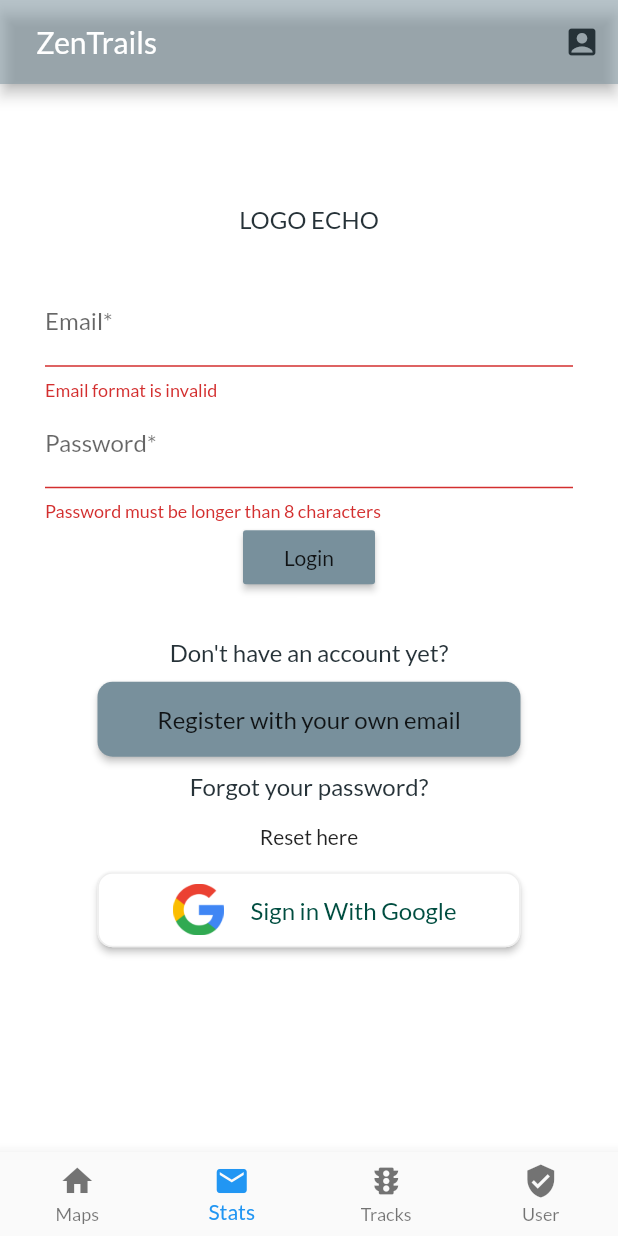
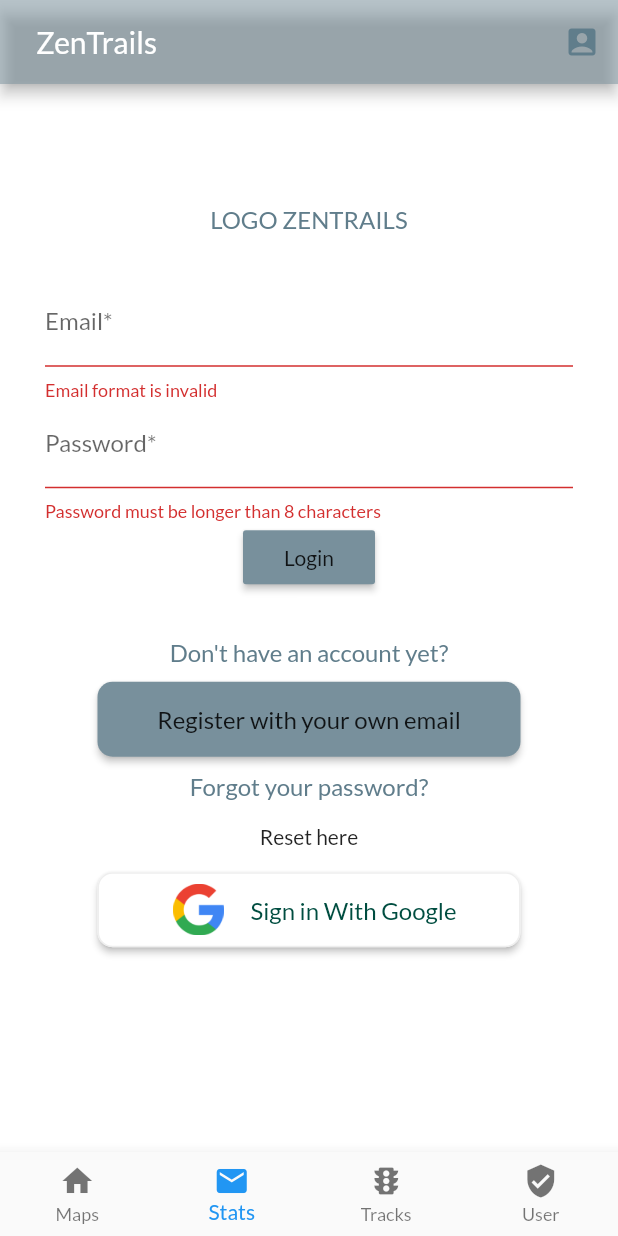
Before and after one commit to nisol91/zentrails, a Flutter app: the screen it shows after launch, item 2 of the bottom bar chosen, after a tap on "Login", on a phone screen of 412 x 824 dp. Run offline on Flutter 3.47's test engine with Material 2 defaults, Android fonts, the phone set to English and light mode, and no system bars; our stand-ins replace cloud_firestore, firebase_auth, flushbar, flutter_map, get_it, google_sign_in and 2 more; missing offline and left inert: pk_skeleton; accounts and stored records are empty.

Commit message:
fix loading login, add buttons to mapview

```diff
--- a/lib/main.dart
+++ b/lib/main.dart
@@ -28,7 +28,7 @@ class MyApp extends StatelessWidget {
   ThemeData get _themeData => new ThemeData(
         primaryColor: Colors.blueGrey[400],
         secondaryHeaderColor: Colors.blueGrey[200],
-        accentColor: Colors.blueGrey[900],
+        accentColor: Colors.blueGrey[500],
         dividerColor: Colors.blueGrey[600],
 
         scaffoldBackgroundColor: Colors.white,
@@ -41,23 +41,23 @@ class MyApp extends StatelessWidget {
         textTheme: TextTheme(
             headline: TextStyle(
               fontSize: 72.0,
-              color: Colors.blueGrey[900],
+              color: Colors.blueGrey[500],
             ),
             title: TextStyle(
               fontSize: 36.0,
-              color: Colors.blueGrey[900],
+              color: Colors.blueGrey[500],
             ),
             body1: TextStyle(
               fontWeight: FontWeight.w500,
               fontSize: 16,
               fontStyle: FontStyle.normal,
-              color: Colors.blueGrey[900],
+              color: Colors.blueGrey[500],
             ),
             body2: TextStyle(
               fontWeight: FontWeight.w900,
               fontSize: 22,
               fontStyle: FontStyle.normal,
-              color: Colors.blueGrey[900],
+              color: Colors.blueGrey[500],
             )),
       );
   @override
--- a/lib/views/auth_screen.dart
+++ b/lib/views/auth_screen.dart
@@ -82,7 +82,7 @@ class AuthScreenState extends State<AuthScreen> {
                       crossAxisAlignment: CrossAxisAlignment.center,
                       children: <Widget>[
                         Container(
-                          child: Text('LOGO ECHO'),
+                          child: Text('LOGO ZENTRAILS'),
                         ),
                         Padding(
                           padding: const EdgeInsets.all(30.0),
@@ -387,50 +387,13 @@ class AuthScreenState extends State<AuthScreen> {
                   );
                 } else {
                   return Container(
-                      width: width,
-                      child: new Column(
-                          mainAxisAlignment: MainAxisAlignment.center,
-                          crossAxisAlignment: CrossAxisAlignment.center,
-                          children: <Widget>[
-                            new RaisedButton(
-                              onPressed: () => {
-                                print(container.firebaseUser),
-                                print(container.googleUser),
-                                container.signOut().whenComplete(() {
-                                  Navigator.pop(context);
-                                  Flushbar(
-                                    title: "Hey Ninja",
-                                    message: "Logged Out!!",
-                                    duration: Duration(seconds: 3),
-                                    backgroundColor:
-                                        Theme.of(context).accentColor,
-                                  )..show(context);
-                                }),
-                              },
-                              color: Colors.white,
-                              shape: RoundedRectangleBorder(
-                                  borderRadius: new BorderRadius.circular(10.0),
-                                  side: BorderSide(color: Colors.grey)),
-                              child: new Container(
-                                width: 250.0,
-                                height: 50.0,
-                                alignment: Alignment.center,
-                                child: new Row(
-                                  mainAxisAlignment: MainAxisAlignment.center,
-                                  children: [
-                                    new Text(
-                                      'Sign Out',
-                                      textAlign: TextAlign.center,
-                                      style: new TextStyle(
-                                        fontSize: 16.0,
-                                        color: Colors.teal[900],
-                                      ),
-                                    ),
-                                  ],
-                                ),
-                              ),
-                            )
-                          ]));
+                    width: MediaQuery.of(context).size.width * 1,
+                    child: Column(
+                      mainAxisAlignment: MainAxisAlignment.center,
+                      crossAxisAlignment: CrossAxisAlignment.center,
+                      children: <Widget>[CircularProgressIndicator()],
+                    ),
+                  );
                 }
               } else {
                 return Container(
--- a/lib/views/map_view.dart
+++ b/lib/views/map_view.dart
@@ -5,7 +5,9 @@ import 'package:latlong/latlong.dart';
 class MapView extends StatelessWidget {
   @override
   Widget build(BuildContext context) {
-    return FlutterMap(
+    return Stack(
+      children: <Widget>[
+        FlutterMap(
           options: MapOptions(
             center: LatLng(44.5, 10),
             zoom: 8.0,
@@ -42,6 +44,88 @@ class MapView extends StatelessWidget {
               ],
             ),
           ],
+        ),
+        Positioned(
+          top: 100,
+          right: 20,
+          child: Material(
+            color: Colors.transparent,
+            child: Center(
+              child: Ink(
+                decoration: const ShapeDecoration(
+                  color: Colors.lightBlue,
+                  shape: CircleBorder(),
+                ),
+                child: IconButton(
+                  icon: Icon(Icons.list),
+                  color: Colors.white,
+                  onPressed: () => print('btn maps pressed'),
+                ),
+              ),
+            ),
+          ),
+        ),
+        Positioned(
+          bottom: 30,
+          left: 20,
+          child: Material(
+            color: Colors.transparent,
+            child: Center(
+              child: Ink(
+                decoration: const ShapeDecoration(
+                  color: Colors.lightBlue,
+                  shape: CircleBorder(),
+                ),
+                child: IconButton(
+                  icon: Icon(Icons.my_location),
+                  color: Colors.white,
+                  onPressed: () => print('locate position'),
+                ),
+              ),
+            ),
+          ),
+        ),
+        Positioned(
+          bottom: 30,
+          right: 20,
+          child: Material(
+            color: Colors.transparent,
+            child: Center(
+              child: Ink(
+                decoration: const ShapeDecoration(
+                  color: Colors.lightBlue,
+                  shape: CircleBorder(),
+                ),
+                child: IconButton(
+                  icon: Icon(Icons.remove),
+                  color: Colors.white,
+                  onPressed: () => print('zoom out'),
+                ),
+              ),
+            ),
+          ),
+        ),
+        Positioned(
+          bottom: 100,
+          right: 20,
+          child: Material(
+            color: Colors.transparent,
+            child: Center(
+              child: Ink(
+                decoration: const ShapeDecoration(
+                  color: Colors.lightBlue,
+                  shape: CircleBorder(),
+                ),
+                child: IconButton(
+                  icon: Icon(Icons.add),
+                  color: Colors.white,
+                  onPressed: () => print('zoom in'),
+                ),
+              ),
+            ),
+          ),
+        ),
+      ],
     );
   }
 }
```
Lines whose indentation alone changed are shown as unchanged.
